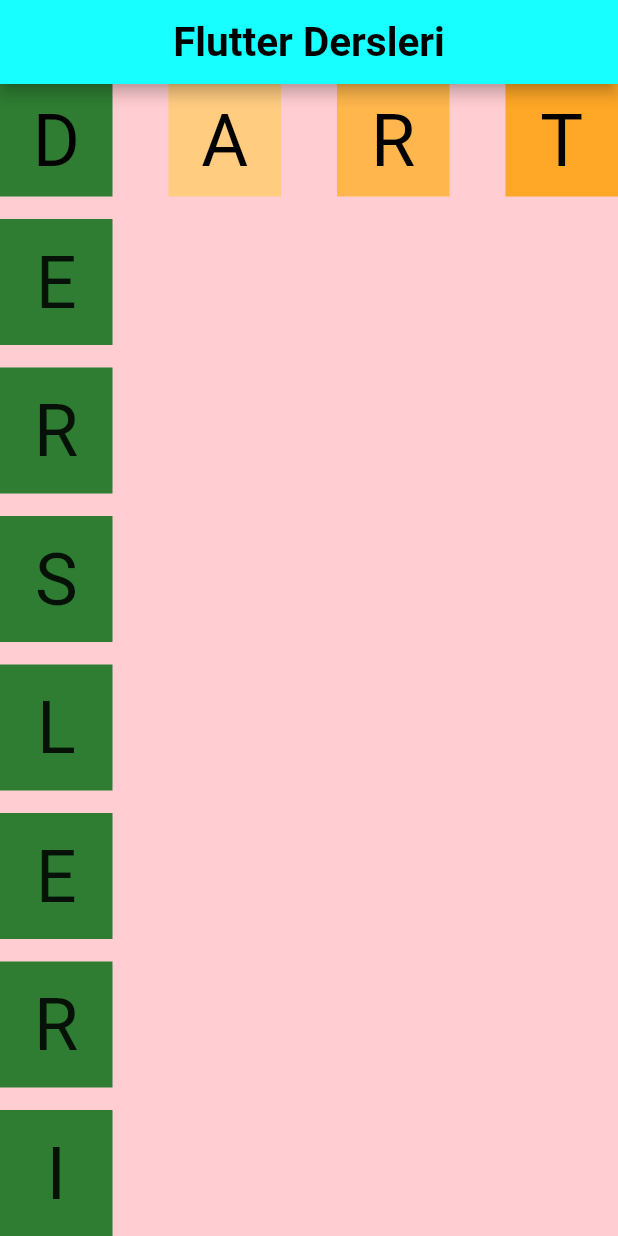
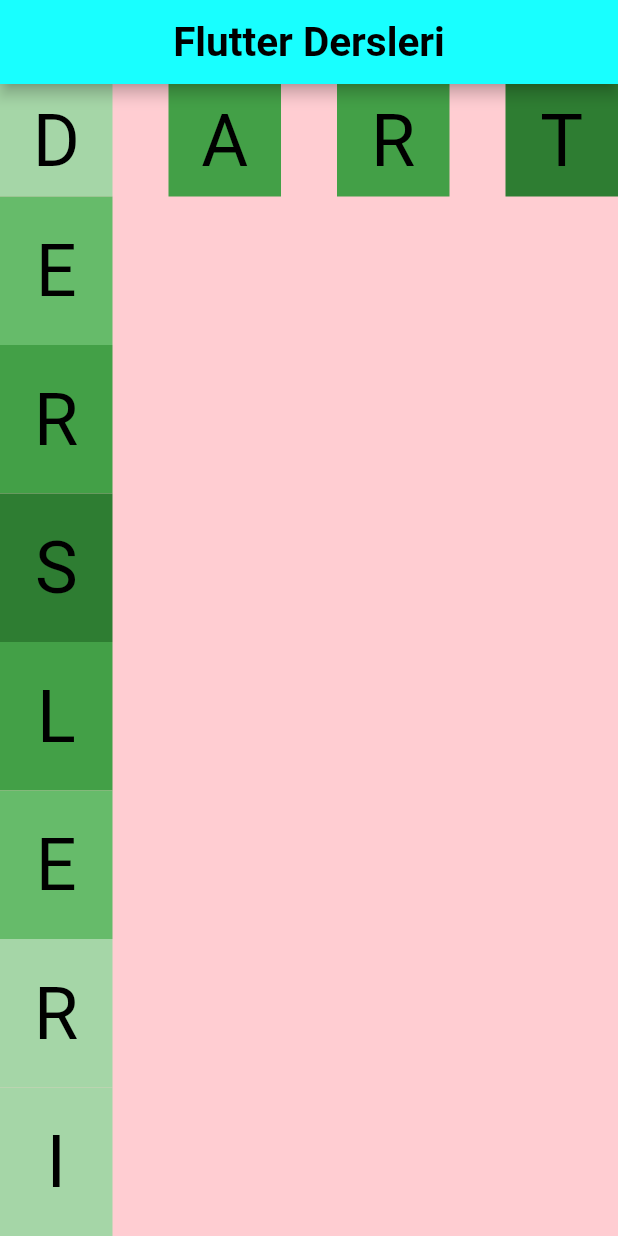
Before and after one commit to Ozge-Buyuktorun/Counter_App, a Flutter app: the screen it shows after launch, on a phone screen of 412 x 824 dp. Run offline on Flutter 3.47's test engine with Material 2 defaults, Android fonts, the phone set to English and light mode, and no system bars.

Commit message:
Update main.dart

```diff
--- a/lib/main.dart
+++ b/lib/main.dart
@@ -3,113 +3,51 @@
 import 'package:flutter/material.dart';
 void main() { runApp(const MyApp());}
 class MyApp extends StatelessWidget {
-Row dartRowOlustur() {
-  return Row(
-    mainAxisAlignment: MainAxisAlignment.spaceBetween,
-    children: [
-      Container(
+
+Container containerOlustur(String harf,Color color, {double margin = 0}) {
+  return Container(
         width: 75,
         height: 75,
         alignment: Alignment.center,
-        color: Colors.green.shade800,
-        child: const Text('D', style: TextStyle(fontSize: 48, color: Colors.black,))),
+        color: color,
+        child: Text(harf, style: const TextStyle(fontSize: 48, color: Colors.black,),
+        ),
+        );
+}
+Row dartRowOlustur() {
+  return Row(
+      mainAxisAlignment: MainAxisAlignment.spaceBetween,
+       children: [
       Container(
-          width: 75,
-          height: 75,
-          alignment: Alignment.center,
-          color: Colors.orange.shade200,
-         child: const Text('A', style: TextStyle(fontSize: 48, color: Colors.black,))),
+        child: containerOlustur( 'D' , Colors.green.shade200 ),),
       Container(
-          width: 75,
-          height: 75,
-          alignment: Alignment.center,
-          color: Colors.orange.shade300,
-          child: const Text('R', style: TextStyle(fontSize: 48, color: Colors.black,))),
+          child: containerOlustur( 'A' , Colors.green.shade600 ),),
       Container(
-        width: 75,
-        height: 75,
-        alignment: Alignment.center,
-        color: Colors.orange.shade400,
-        child: const Text('T', style: TextStyle(fontSize: 48, color: Colors.black,))),
+          child: containerOlustur( 'R' , Colors.green.shade600 ),),
+      Container(
+        child: containerOlustur( 'T' , Colors.green.shade800 ),),
     ],);
   }
     Column dersleriColumnOlustur() {
           return Column(
-            mainAxisAlignment: MainAxisAlignment.spaceAround,
+            mainAxisAlignment: MainAxisAlignment.spaceBetween,
           children: [
-            Expanded(child: Container(
-              width: 75,
-              height: 75,
-              alignment: Alignment.center,
-              color: Colors.green.shade800,
-              margin: EdgeInsets.only(top: 15),
-              child: const Text('E', style: TextStyle(fontSize: 48),
-              ),
-            ),
-            ),
-          Expanded(child: Container(
-              width: 75,
-              height: 75,
-              alignment: Alignment.center,
-              margin: EdgeInsets.only(top: 15),
-              color: Colors.green.shade800,
-              child: const Text('R', style: TextStyle(fontSize: 48),
-              ),
-            ),
-            ),
-            Expanded(child: Container(
-              width: 75,
-              height: 75,
-              alignment: Alignment.center,
-              color: Colors.green.shade800,
-              margin: EdgeInsets.only(top: 15),
-              child: const Text('S', style: TextStyle(fontSize: 48),
-              ),
-            ),
-            ),
-            Expanded(child: Container(
-              width: 75,
-              height: 75,
-              alignment: Alignment.center,
-              color: Colors.green.shade800,
-              margin: EdgeInsets.only(top: 15),
-              child: const Text('L', style: TextStyle(fontSize: 48),
-              ),
-            ),
-            ),
-            Expanded(child: Container(
-              width: 75,
-              height: 75,
-              alignment: Alignment.center,
-              color: Colors.green.shade800,
-              margin: EdgeInsets.only(top: 15),
-              child: const Text('E', style: TextStyle(fontSize: 48),
-              ),
-            ),
-            ),
-            Expanded(child: Container(
-              width: 75,
-              height: 75,
-              alignment: Alignment.center,
-              color: Colors.green.shade800,
-              margin: EdgeInsets.only(top: 15),
-              child: const Text('R', style: TextStyle(fontSize: 48),
-              ),
-            ),
-            ),
-            Expanded(child: Container(
-              width: 75,
-              height: 75,
-              alignment: Alignment.center,
-              color: Colors.green.shade800,
-              margin: EdgeInsets.only(top: 15),
-              child: const Text('I', style: TextStyle(fontSize: 48),
-              ),
-            ),
-            ),
-          ],
-        );
-    }
+            Expanded(
+               child: containerOlustur('E', Colors.green.shade400, margin: 15),),
+            Expanded(
+              child: containerOlustur('R', Colors.green.shade600, margin: 15),),
+            Expanded(
+              child: containerOlustur('S', Colors.green.shade800, margin: 15),),
+            Expanded(
+              child: containerOlustur('L', Colors.green.shade600, margin: 15),),
+            Expanded(
+              child: containerOlustur('E', Colors.green.shade400, margin: 15),),
+            Expanded(
+              child: containerOlustur('R', Colors.green.shade200, margin: 15),),
+                 Expanded(
+              child: containerOlustur('I', Colors.green.shade200, margin: 15),),
+          ],);
+          }
   const MyApp({super.key});
   @override
   Widget build(BuildContext context) {
@@ -137,44 +75,3 @@ Row dartRowOlustur() {
     );
   }
 }
-
-
-
-
-
-// import 'package:flutter/material.dart';
-// void main() {
-//   runApp(const MyApp());
-// }
-// class MyApp extends StatelessWidget {
-//   const MyApp({super.key});
-//   @override
-//   Widget build(BuildContext context) {
-//     return MaterialApp(
-//       debugShowCheckedModeBanner: false,
-//       theme : ThemeData( primaryColor: Colors.greenAccent),
-//       home: Scaffold(
-//         appBar: AppBar(
-//           title: const Text('Header', style: TextStyle(fontWeight: FontWeight.bold), selectionColor:
-//            Colors.black), centerTitle:
-//            true, backgroundColor: Colors.deepOrangeAccent,
-//         ),
-//         body : Container( color: Colors.indigo,
-//          height: 600,
-//           child: Column(
-//             mainAxisSize: MainAxisSize.max,
-//             mainAxisAlignment: MainAxisAlignment.spaceEvenly,
-//             crossAxisAlignment: CrossAxisAlignment.stretch,
-//             children: const <Widget>[
-//               Icon( Icons.add_circle, size: 64, color: Colors.green),
-//               Icon( Icons.add_circle, size:64, color: Colors.purpleAccent),
-//               Icon ( Icons.add_circle_rounded, size: 64, color: Colors.pinkAccent),
-//               Icon( Icons.add_circle_sharp, size : 68, color: Colors.yellowAccent),
-//               Icon( Icons.add_circle_sharp, size : 68, color: Colors.blueAccent),
-//             ],
-//           ),
-//         ),
-//       ),
-//     );
-//   }
-// }
```
